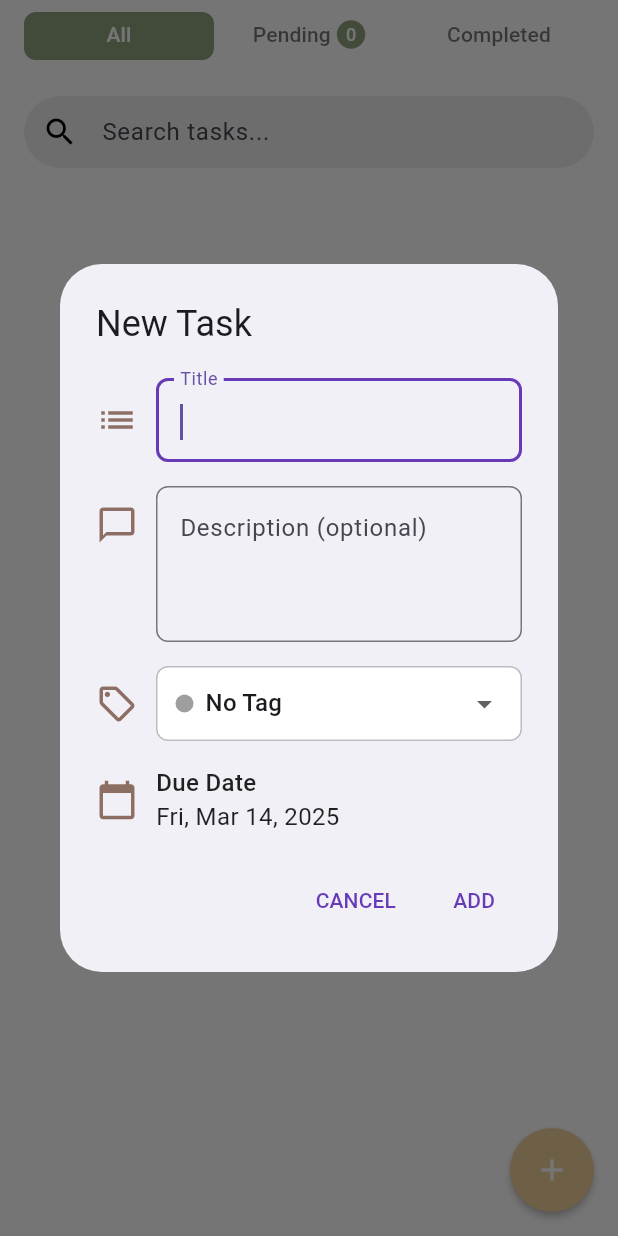
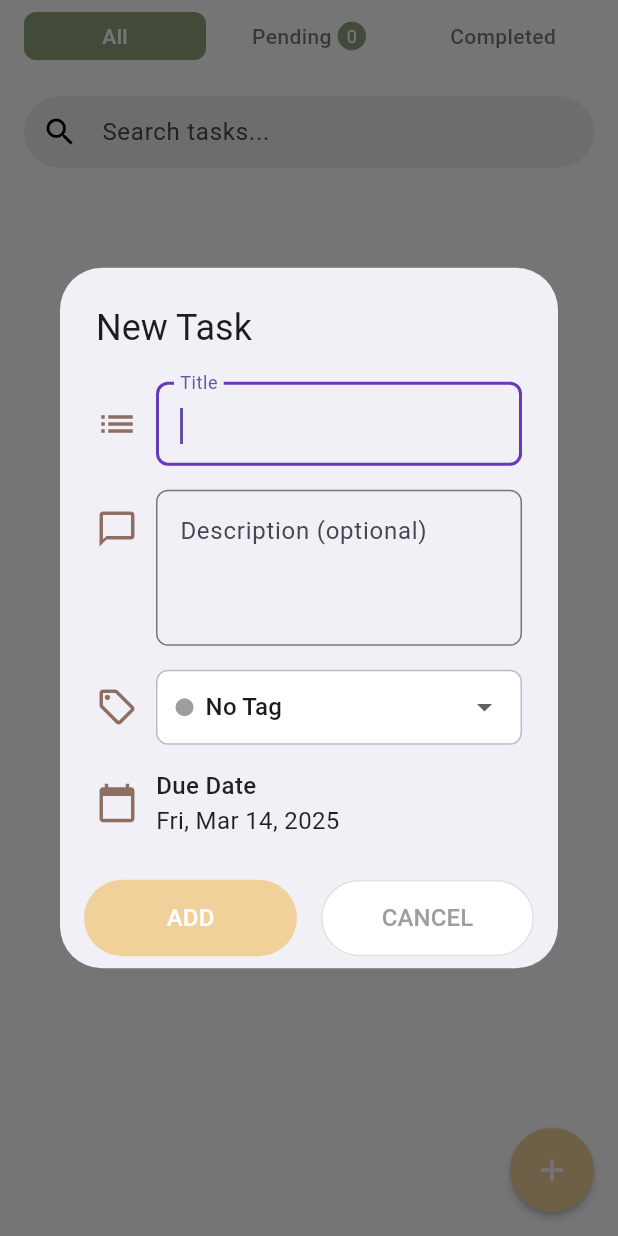
Before and after one commit to ArleneDacs/InnerU, a Flutter app: the TodoListScreen screen opened directly, after a tap on "Add a new task", on a phone screen of 412 x 824 dp. Run offline on Flutter 3.47's test engine with Material 3 defaults, Android fonts, the light colour scheme and no system bars; our stand-ins replace audioplayers, cloud_firestore, curved_navigation_bar, firebase_auth, firebase_core, firebase_storage and 8 more; missing offline and left inert: flutter_background_service, flutter_background_service_android; accounts and stored records are empty; Roboto replaces fonts that are missing (Puritan).

Commit message:
Adjustments for hover button issue and Dialog changes in To-Do list

```diff
--- a/lib/src/features/authentication/screen/todo_list.dart
+++ b/lib/src/features/authentication/screen/todo_list.dart
@@ -168,29 +168,21 @@ class TodoListScreen extends StatefulWidget {
   _TodoListScreenState createState() => _TodoListScreenState();
 }
 
-class _TodoListScreenState extends State<TodoListScreen> with SingleTickerProviderStateMixin {
+class _TodoListScreenState extends State<TodoListScreen> {
   List<Task> _tasks = [];
   bool _isLoading = true;
   int _currentTabIndex = 0;
-  late TabController _tabController;
   final TextEditingController _searchController = TextEditingController();
   String _searchQuery = '';
 
   @override
   void initState() {
     super.initState();
-  _tabController = TabController(length: 3, vsync: this);
-  _tabController.addListener(() {
-    setState(() {
-      _currentTabIndex = _tabController.index;
-    });
-  });
     _loadTasks();
   }
 
   @override
   void dispose() {
-    _tabController.dispose();
     _searchController.dispose();
     super.dispose();
   }
@@ -274,6 +266,7 @@ void initState() {
         builder: (context, setState) => AlertDialog(
           title: const Text('New Task'),
           contentPadding: const EdgeInsets.fromLTRB(24, 20, 24, 0),
+          actionsPadding: EdgeInsets.zero,
           backgroundColor: const Color(0xFFF2F0F7),
           content: SingleChildScrollView(
             child: Column(
@@ -433,11 +426,16 @@ void initState() {
             ),
           ),
           actions: [
-            TextButton(
-              onPressed: () => Navigator.pop(context),
-              child: const Text('CANCEL', style: TextStyle(color: Colors.deepPurple)),
-            ),
-            TextButton(
+            Padding(
+              padding: const EdgeInsets.symmetric(horizontal: 16.0, vertical: 8.0),
+              child: Row(
+                mainAxisAlignment: MainAxisAlignment.spaceEvenly,
+                children: [
+                  // ADD button - gold/beige with white text (on the left)
+                  Expanded(
+                    child: Padding(
+                      padding: const EdgeInsets.only(right: 8.0),
+                      child: ElevatedButton(
                         onPressed: () {
                           if (titleController.text.trim().isNotEmpty) {
                             _addTask(
@@ -452,7 +450,53 @@ void initState() {
                             Navigator.pop(context);
                           }
                         },
-              child: const Text('ADD', style: TextStyle(color: Colors.deepPurple)),
+                        style: ElevatedButton.styleFrom(
+                          backgroundColor: const Color(0xFFEFD199), // Gold/beige color
+                          foregroundColor: Colors.white,
+                          elevation: 0,
+                          padding: const EdgeInsets.symmetric(vertical: 14),
+                          shape: RoundedRectangleBorder(
+                            borderRadius: BorderRadius.circular(30),
+                          ),
+                        ),
+                        child: const Text(
+                          'ADD',
+                          style: TextStyle(
+                            fontSize: 16,
+                            fontWeight: FontWeight.w500,
+                          ),
+                        ),
+                      ),
+                    ),
+                  ),
+                  // CANCEL button - white with gray text (on the right)
+                  Expanded(
+                    child: Padding(
+                      padding: const EdgeInsets.only(left: 8.0),
+                      child: ElevatedButton(
+                        onPressed: () => Navigator.pop(context),
+                        style: ElevatedButton.styleFrom(
+                          backgroundColor: Colors.white,
+                          foregroundColor: Colors.grey,
+                          elevation: 0,
+                          padding: const EdgeInsets.symmetric(vertical: 14),
+                          shape: RoundedRectangleBorder(
+                            borderRadius: BorderRadius.circular(30),
+                            side: BorderSide(color: Colors.grey.shade300),
+                          ),
+                        ),
+                        child: const Text(
+                          'CANCEL',
+                          style: TextStyle(
+                            fontSize: 16,
+                            fontWeight: FontWeight.w500,
+                          ),
+                        ),
+                      ),
+                    ),
+                  ),
+                ],
+              ),
             ),
           ],
         ),
@@ -470,49 +514,68 @@ void initState() {
         child: Container(
           decoration: const BoxDecoration(
             color: Colors.white,
-      // Removed the box shadow to eliminate the line
           ),
-    child: TabBar(
-      controller: _tabController,
-      indicatorColor: Colors.transparent, // Hide default underline indicator
-      dividerColor: Colors.transparent, // Hide divider line
-      indicatorSize: TabBarIndicatorSize.tab, // Make indicator full width
-      labelColor: Colors.white,
-      unselectedLabelColor: Colors.black54,
-      // Add indicator to fill entire tab
-      indicator: BoxDecoration(
-        color: const Color(0xFF90A17D),
-        borderRadius: BorderRadius.circular(8),
-      ),
-      // Make tabs equally sized
-      labelPadding: EdgeInsets.zero,
+          child: Padding(
             padding: const EdgeInsets.symmetric(horizontal: 16, vertical: 8),
-      tabs: [
+            child: Row(
+              children: [
                 // All tab
-        Container(
+                Expanded(
+                  child: GestureDetector(
+                    onTap: () {
+                      setState(() {
+                        _currentTabIndex = 0;
+                      });
+                    },
+                    child: AnimatedContainer(
+                      duration: const Duration(milliseconds: 200),
                       height: 36,
-          width: double.infinity,
                       decoration: BoxDecoration(
+                        color: _currentTabIndex == 0
+                            ? const Color(0xFF90A17D)
+                            : Colors.transparent,
                         borderRadius: BorderRadius.circular(8),
                       ),
                       alignment: Alignment.center,
-          child: const Text(
+                      child: Text(
                         'All',
-            textAlign: TextAlign.center,
+                        style: TextStyle(
+                          color: _currentTabIndex == 0 ? Colors.white : Colors.black54,
+                          fontWeight: FontWeight.w500,
                         ),
                       ),
+                    ),
+                  ),
+                ),
+                const SizedBox(width: 8),
                 // Pending tab
-        Container(
+                Expanded(
+                  child: GestureDetector(
+                    onTap: () {
+                      setState(() {
+                        _currentTabIndex = 1;
+                      });
+                    },
+                    child: AnimatedContainer(
+                      duration: const Duration(milliseconds: 200),
                       height: 36,
-          width: double.infinity,
                       decoration: BoxDecoration(
+                        color: _currentTabIndex == 1
+                            ? const Color(0xFF90A17D)
+                            : Colors.transparent,
                         borderRadius: BorderRadius.circular(8),
                       ),
                       alignment: Alignment.center,
                       child: Row(
                         mainAxisAlignment: MainAxisAlignment.center,
                         children: [
-              const Text('Pending'),
+                          Text(
+                            'Pending',
+                            style: TextStyle(
+                              color: _currentTabIndex == 1 ? Colors.white : Colors.black54,
+                              fontWeight: FontWeight.w500,
+                            ),
+                          ),
                           const SizedBox(width: 4),
                           Container(
                             padding: const EdgeInsets.all(6),
@@ -533,20 +596,39 @@ void initState() {
                         ],
                       ),
                     ),
+                  ),
+                ),
+                const SizedBox(width: 8),
                 // Completed tab
-        Container(
+                Expanded(
+                  child: GestureDetector(
+                    onTap: () {
+                      setState(() {
+                        _currentTabIndex = 2;
+                      });
+                    },
+                    child: AnimatedContainer(
+                      duration: const Duration(milliseconds: 200),
                       height: 36,
-          width: double.infinity,
                       decoration: BoxDecoration(
+                        color: _currentTabIndex == 2
+                            ? const Color(0xFF90A17D)
+                            : Colors.transparent,
                         borderRadius: BorderRadius.circular(8),
                       ),
                       alignment: Alignment.center,
-          child: const Text(
+                      child: Text(
                         'Completed',
-            textAlign: TextAlign.center,
+                        style: TextStyle(
+                          color: _currentTabIndex == 2 ? Colors.white : Colors.black54,
+                          fontWeight: FontWeight.w500,
+                        ),
+                      ),
+                    ),
                   ),
                 ),
               ],
+            ),
           ),
         ),
       ),
@@ -747,8 +829,9 @@ void initState() {
                                             overflow: TextOverflow.ellipsis,
                                           ),
                                         ),
+                                      // Due date in its own row
                                       Padding(
-                                        padding: const EdgeInsets.symmetric(vertical: 4.0),
+                                        padding: const EdgeInsets.only(top: 4.0, bottom: 4.0),
                                         child: Row(
                                           children: [
                                             Icon(
@@ -764,9 +847,14 @@ void initState() {
                                                 fontSize: 14,
                                               ),
                                             ),
-                                            if (task.tag != TaskTag.none) ...[
-                                              const Spacer(),
-                                              Container(
+                                          ],
+                                        ),
+                                      ),
+                                      // Task tag in its own row
+                                      if (task.tag != TaskTag.none)
+                                        Padding(
+                                          padding: const EdgeInsets.only(top: 2.0, bottom: 4.0),
+                                          child: Container(
                                             padding: const EdgeInsets.symmetric(
                                               horizontal: 8,
                                               vertical: 4,
@@ -783,9 +871,6 @@ void initState() {
                                                 fontWeight: FontWeight.w500,
                                               ),
                                             ),
-                                              ),
-                                            ],
-                                          ],
                                           ),
                                         ),
                                     ],
@@ -828,7 +913,7 @@ void initState() {
         onPressed: _showAddTaskDialog,
         backgroundColor: const Color(0xFFEFD199),
         elevation: 2,
-        shape: CircleBorder(),
+        shape: const CircleBorder(),
         child: const Icon(Icons.add, color: Colors.white),
       ),
     );
```
Lines whose indentation alone changed are shown as unchanged.
